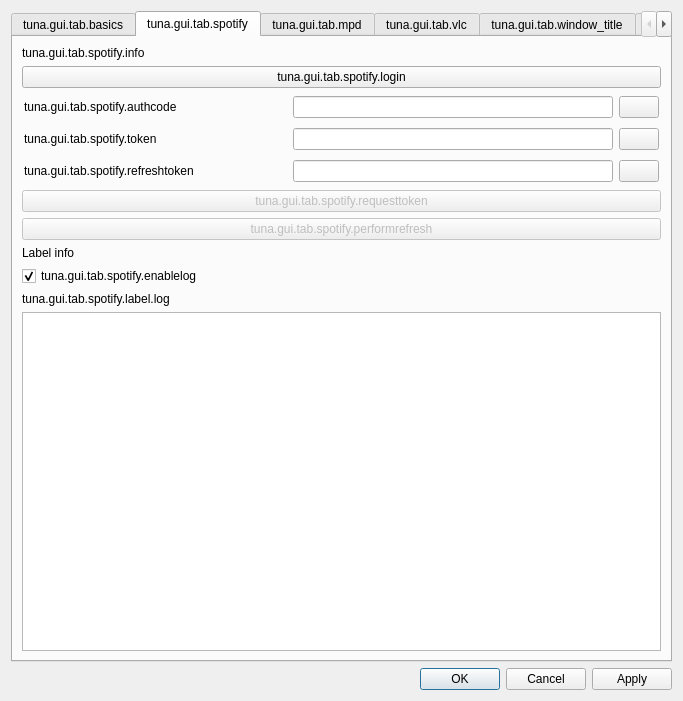
First picture: the form in src/gui/tuna_gui.ui, repository univrsal/tuna, before the edit.
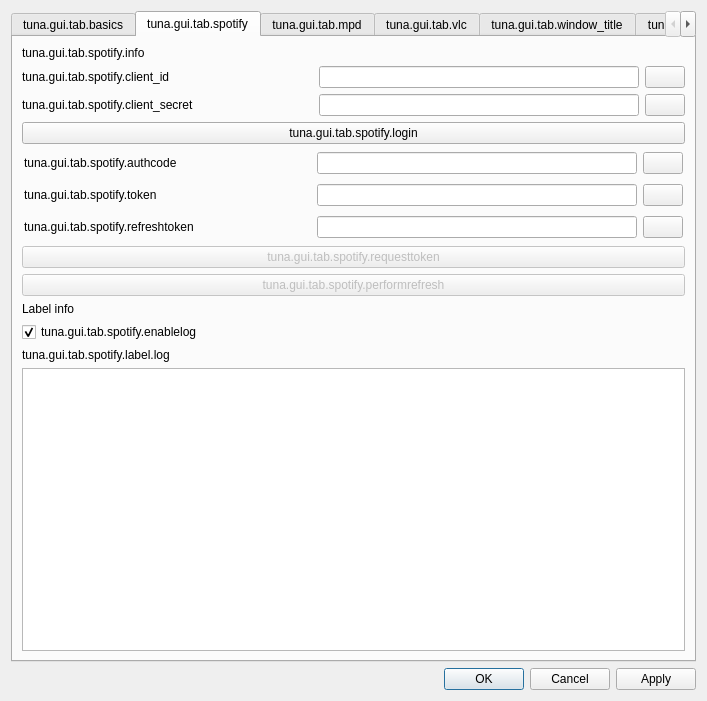
Second picture: the form after the edit. Icons and pictures are not drawn.

Commit message: add option to use custom secret and id for spotify

What changed in the file:
```diff
--- a/src/gui/tuna_gui.ui
+++ b/src/gui/tuna_gui.ui
@@ -6,7 +6,7 @@
    <rect>
     <x>0</x>
     <y>0</y>
-    <width>683</width>
+    <width>707</width>
     <height>701</height>
    </rect>
   </property>
@@ -671,6 +671,111 @@
          </property>
         </widget>
        </item>
+       <item>
+        <layout class="QHBoxLayout" name="horizontalLayout_21">
+         <item>
+          <widget class="QLabel" name="label_21">
+           <property name="text">
+            <string>tuna.gui.tab.spotify.client_id</string>
+           </property>
+          </widget>
+         </item>
+         <item>
+          <spacer name="horizontalSpacer_9">
+           <property name="orientation">
+            <enum>Qt::Horizontal</enum>
+           </property>
+           <property name="sizeHint" stdset="0">
+            <size>
+             <width>40</width>
+             <height>20</height>
+            </size>
+           </property>
+          </spacer>
+         </item>
+         <item>
+          <widget class="QLineEdit" name="txt_client_id">
+           <property name="enabled">
+            <bool>true</bool>
+           </property>
+           <property name="minimumSize">
+            <size>
+             <width>320</width>
+             <height>0</height>
+            </size>
+           </property>
+           <property name="echoMode">
+            <enum>QLineEdit::Password</enum>
+           </property>
+          </widget>
+         </item>
+         <item>
+          <widget class="QPushButton" name="btn_id_show">
+           <property name="enabled">
+            <bool>true</bool>
+           </property>
+           <property name="text">
+            <string/>
+           </property>
+           <property name="icon">
+            <iconset resource="tuna.qrc">
+             <normaloff>:/images/icons/visible.svg</normaloff>:/images/icons/visible.svg</iconset>
+           </property>
+          </widget>
+         </item>
+        </layout>
+       </item>
+       <item>
+        <layout class="QHBoxLayout" name="horizontalLayout_22">
+         <item>
+          <widget class="QLabel" name="label_22">
+           <property name="text">
+            <string>tuna.gui.tab.spotify.client_secret</string>
+           </property>
+          </widget>
+         </item>
+         <item>
+          <spacer name="horizontalSpacer_6">
+           <property name="orientation">
+            <enum>Qt::Horizontal</enum>
+           </property>
+           <property name="sizeHint" stdset="0">
+            <size>
+             <width>40</width>
+             <height>20</height>
+            </size>
+           </property>
+          </spacer>
+         </item>
+         <item>
+          <widget class="QLineEdit" name="txt_secret">
+           <property name="minimumSize">
+            <size>
+             <width>320</width>
+             <height>0</height>
+            </size>
+           </property>
+           <property name="echoMode">
+            <enum>QLineEdit::Password</enum>
+           </property>
+          </widget>
+         </item>
+         <item>
+          <widget class="QPushButton" name="btn_show_secret">
+           <property name="enabled">
+            <bool>true</bool>
+           </property>
+           <property name="text">
+            <string/>
+           </property>
+           <property name="icon">
+            <iconset resource="tuna.qrc">
+             <normaloff>:/images/icons/visible.svg</normaloff>:/images/icons/visible.svg</iconset>
+           </property>
+          </widget>
+         </item>
+        </layout>
+       </item>
        <item>
         <widget class="QPushButton" name="btn_open_login">
          <property name="text">
```
Left out of the diff: 17 changed lines with no effect on the pictures. The commit also changes 13 other files.
